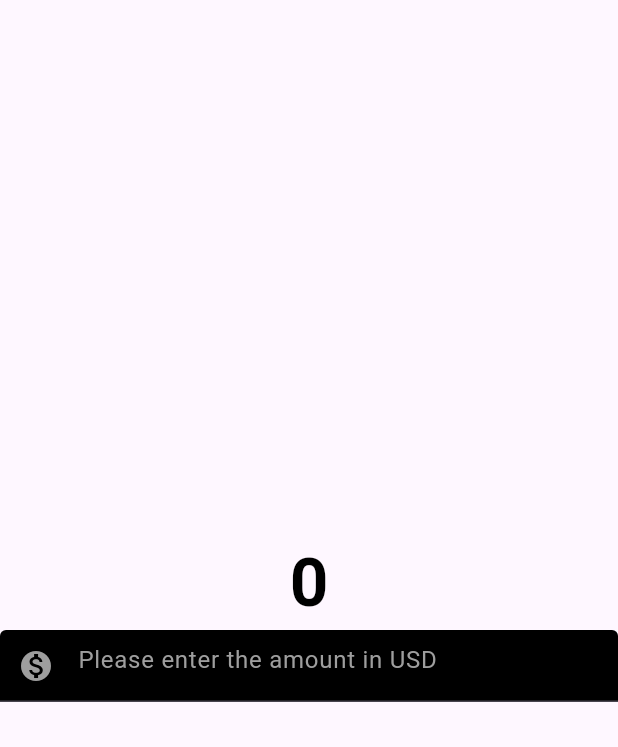
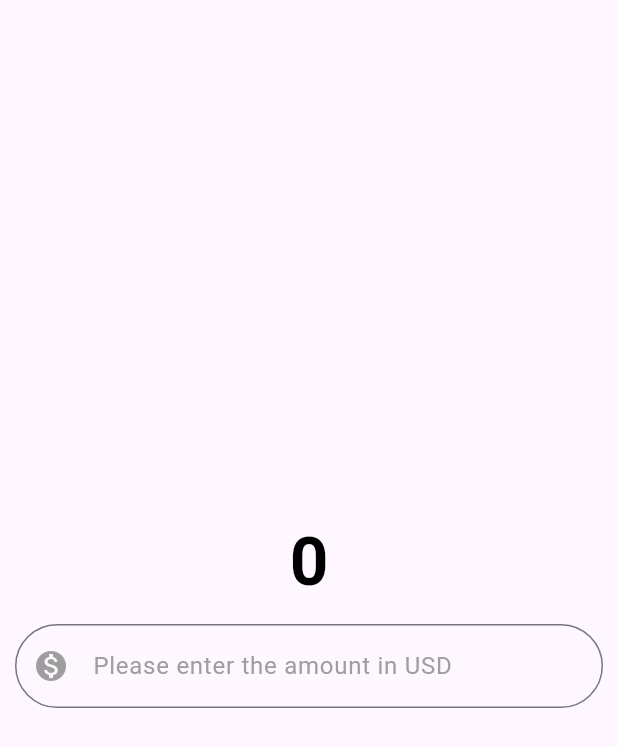
Before and after one commit to Deonorla/Currency-Converter, a Flutter app: the screen it shows after launch, on a phone screen of 412 x 824 dp. Shown: the top 747 px of the screen. Run offline on Flutter 3.47's test engine with Material 3 defaults, Android fonts, the phone set to English and light mode, and no system bars.

Commit message:
[styling]

```diff
--- a/lib/CurrencyConverterMaterialPage.dart
+++ b/lib/CurrencyConverterMaterialPage.dart
@@ -4,29 +4,43 @@ class CurrencyConverterMaterialPage extends StatelessWidget {
   const CurrencyConverterMaterialPage({Key? key}) : super(key: key);
   @override
   Widget build(BuildContext context) {
-    return (const Scaffold(
+    return Scaffold(
         body: Center(
       child: Column(
         mainAxisAlignment: MainAxisAlignment.center,
         children: [
-          Text(
+          const Text(
             '0',
             style: TextStyle(
                 fontWeight: FontWeight.bold, color: Colors.black, fontSize: 45),
           ),
-          TextField(
-            decoration: InputDecoration(
+          Container(
+            padding: const EdgeInsets.all(10),
+            child: const TextField(
+              style: TextStyle(
+                color: Colors.grey,
+              ),
+              decoration: InputDecoration(
                 hintText: 'Please enter the amount in USD',
                 hintStyle: TextStyle(color: Colors.grey),
                 prefixIcon: Icon(
                   Icons.monetization_on,
                   color: Colors.grey,
                 ),
-                filled: true,
-                fillColor: Colors.black),
+                border: OutlineInputBorder(
+                  borderSide: BorderSide(
+                    width: 2.0,
+                    color: Colors.grey,
+                    style: BorderStyle.solid,
+                  ),
+                  borderRadius: BorderRadius.all(Radius.circular(40)),
+                ),
+              ),
+              keyboardType: TextInputType.numberWithOptions(decimal: true),
+            ),
           )
         ],
       ),
-    )));
+    ));
   }
 }
```
